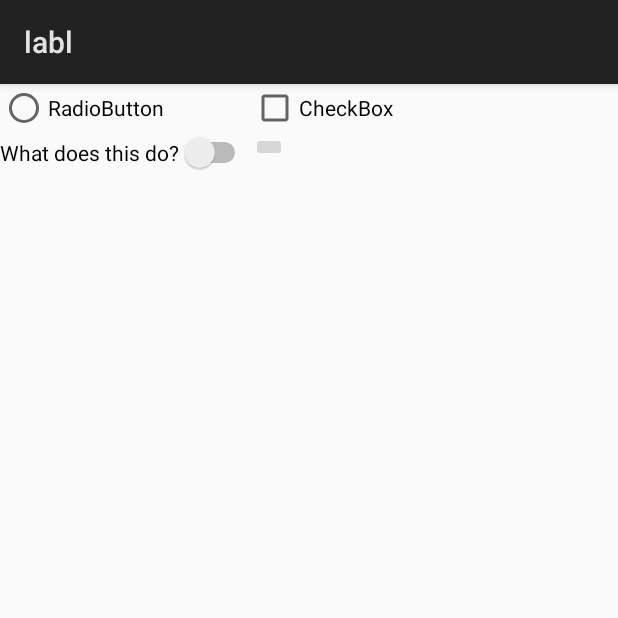
After one commit to chha0019/AndroidLabs, an Android app: the ListItemActivity screen opened directly, with no data from a screen before it, on a phone screen of 412 x 824 dp, the top half of it. The commit adds this screen. Run offline under Robolectric (Android 15) with nearby library versions, the phone set to English and light mode, and no system bars.

Commit message:
NEw branch lab2

```diff
--- a/AndroidLabs/app/build.gradle
+++ b/AndroidLabs/app/build.gradle
@@ -24,8 +24,9 @@ android {
 
 dependencies {
     implementation fileTree(dir: 'libs', include: ['*.jar'])
-    implementation"org.jetbrains.kotlin:kotlin-stdlib-jdk7:$kotlin_version"
+    implementation "org.jetbrains.kotlin:kotlin-stdlib-jdk7:$kotlin_version"
     implementation 'com.android.support.constraint:constraint-layout:1.1.3'
+    implementation 'com.android.support:appcompat-v7:27.1.1'
     testImplementation 'junit:junit:4.12'
     androidTestImplementation 'com.android.support.test:runner:1.0.2'
     androidTestImplementation 'com.android.support.test.espresso:espresso-core:3.0.2'
--- a/AndroidLabs/app/src/main/AndroidManifest.xml
+++ b/AndroidLabs/app/src/main/AndroidManifest.xml
@@ -10,12 +10,18 @@
         android:supportsRtl="true"
         android:theme="@style/AppTheme">
         <activity android:name=".StartActivity">
+
+        </activity>
+        <activity android:name=".LoginActivity">
             <intent-filter>
                 <action android:name="android.intent.action.MAIN" />
 
                 <category android:name="android.intent.category.LAUNCHER" />
             </intent-filter>
         </activity>
+        <activity android:name=".ListItemActivity">
+
+        </activity>
     </application>
 
 </manifest>
--- /dev/null
+++ b/AndroidLabs/app/src/main/java/com/algonquincollege/gagan/androidlabs/ListItemActivity.kt
@@ -0,0 +1,13 @@
+package com.algonquincollege.gagan.androidlabs
+
+import android.app.Activity
+import android.support.v7.app.AppCompatActivity
+import android.os.Bundle
+
+class ListItemActivity : Activity() {
+
+    override fun onCreate(savedInstanceState: Bundle?) {
+        super.onCreate(savedInstanceState)
+        setContentView(R.layout.activity_list_item)
+    }
+}
--- /dev/null
+++ b/AndroidLabs/app/src/main/res/layout/activity_list_item.xml
@@ -0,0 +1,38 @@
+<?xml version="1.0" encoding="utf-8"?>
+<GridLayout xmlns:android="http://schemas.android.com/apk/res/android"
+
+    xmlns:app="http://schemas.android.com/apk/res-auto"
+    xmlns:tools="http://schemas.android.com/tools"
+    android:layout_width="match_parent"
+    android:layout_height="wrap_content"
+    tools:context=".ListItemActivity"
+    android:rowCount="2"
+    android:columnCount="2"
+    android:layout_columnWeight="1"
+    android:layout_gravity="fill">
+
+    <RadioButton
+        android:id="@+id/radioButton"
+        android:layout_width="wrap_content"
+        android:layout_height="match_parent"
+        android:text="RadioButton" />
+
+    <CheckBox
+        android:id="@+id/checkBox"
+        android:layout_width="wrap_content"
+        android:layout_height="wrap_content"
+        android:text="CheckBox" />
+
+    <Switch
+        android:id="@+id/switch1"
+        android:layout_width="wrap_content"
+        android:layout_height="wrap_content"
+        android:text="What does this do?" />
+
+    <ImageButton
+        android:id="@+id/imageButton"
+        android:layout_width="wrap_content"
+        android:layout_height="wrap_content"
+        app:srcCompat="@android:drawable/ic_menu_camera" />
+
+</GridLayout>
--- a/AndroidLabs/app/src/main/res/values/strings.xml
+++ b/AndroidLabs/app/src/main/res/values/strings.xml
@@ -4,5 +4,6 @@
     <string name="app_name">labl</string>
     <string name="hello_message">Hello World</string>
     <string name="button_text">Change Language</string>
-
+    <string name="textView">Login</string>
+    <string name="password">Password</string>
 </resources>
```
Also changed, not shown: AndroidLabs/app/src/main/res/drawable/flag.png (added), 1 other file.
